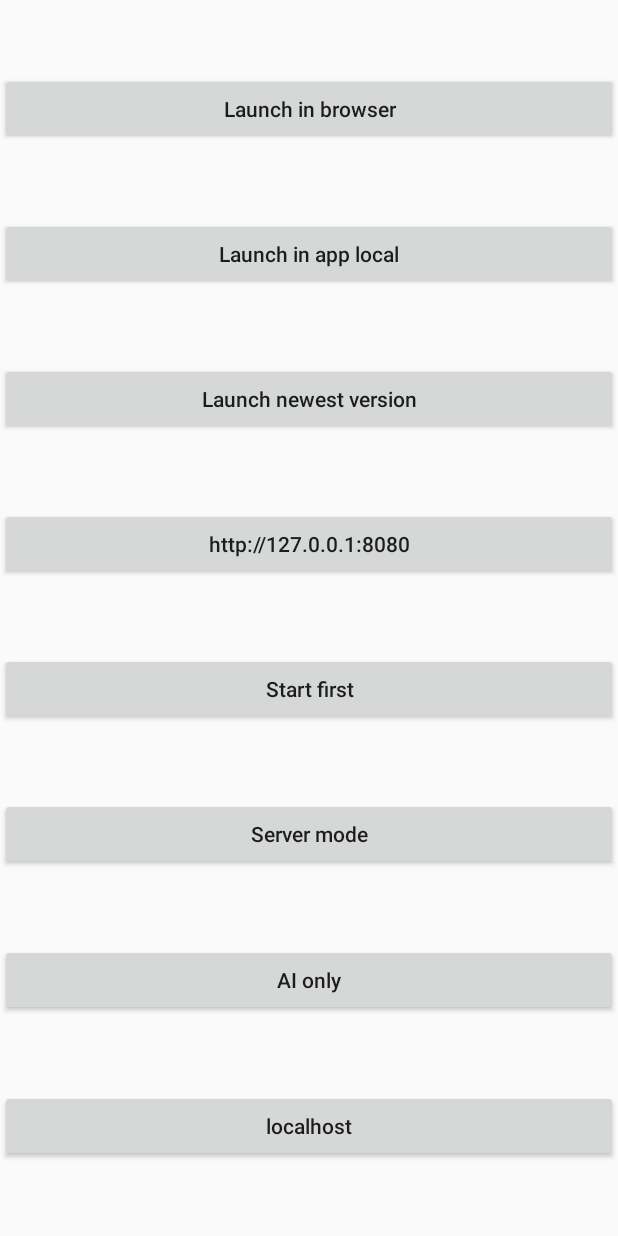
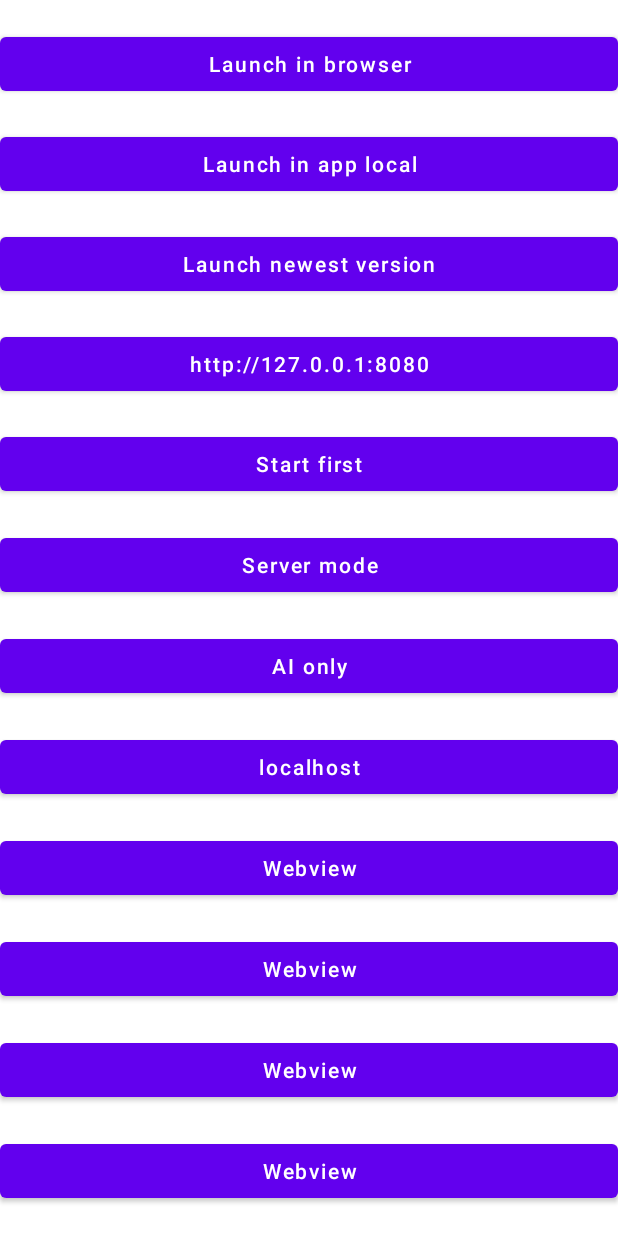
Before and after one commit to asavan/riverfight_android, an Android app: the screen it shows after launch (AndroidWebServerActivity), on a phone screen of 412 x 824 dp. Run offline under Robolectric (Android 15) with nearby library versions, the light colour scheme and no system bars; libraries missing offline, so code that uses them is left out: com.google.androidbrowserhelper.trusted, fi.iki.elonen; 3 statements that could not run were skipped.

Commit message:
add webview support, material design

```diff
--- a/app/src/main/AndroidManifest.xml
+++ b/app/src/main/AndroidManifest.xml
@@ -10,6 +10,7 @@
         android:label="@string/app_name"
         android:roundIcon="@mipmap/ic_launcher_round"
         android:supportsRtl="true"
+        android:networkSecurityConfig="@xml/network_security_config"
         android:theme="@style/AppTheme" >
 
         <meta-data
@@ -22,5 +23,7 @@
                 <category android:name="android.intent.category.LAUNCHER" />
             </intent-filter>
         </activity>
+        <activity android:name=".WebViewActivity">
+        </activity>
     </application>
 </manifest>
--- a/app/src/main/java/xyz/atenalp/riverfight/android/AndroidWebServerActivity.java
+++ b/app/src/main/java/xyz/atenalp/riverfight/android/AndroidWebServerActivity.java
@@ -1,6 +1,5 @@
 package xyz.atenalp.riverfight.android;
 
-import android.app.Activity;
 import android.content.Context;
 import android.content.Intent;
 import android.net.Uri;
@@ -20,13 +19,16 @@ import java.util.LinkedHashMap;
 import java.util.List;
 import java.util.Map;
 
+import androidx.appcompat.app.AppCompatActivity;
 
-public class AndroidWebServerActivity extends Activity {
+
+public class AndroidWebServerActivity extends AppCompatActivity {
     private static final int STATIC_CONTENT_PORT = 8080;
     private static final int WEB_SOCKET_PORT = 8088;
     private static final String WEB_GAME_URL = "https://atenalp.xyz";
     public static final String LOCAL_IP = "127.0.0.1";
     public static final String LOCALHOST = "localhost";
+    public static final String WEB_VIEW_URL = "file:///android_asset/www/index.html";
     private AndroidStaticAssetsServer server;
     private WebSocketBroadcastServer webSocketServer;
 
@@ -57,12 +59,28 @@ public class AndroidWebServerActivity extends Activity {
             mainParams.put("wh", webSocketHost);
             mainParams.put("sh", host);
 
+            addButtons(host, webSocketHost, mainParams);
+
+            launchTwa(getStaticHost(LOCAL_IP), mainParams);
+            // launchWebView(WEB_VIEW_URL, mainParams);
+            // launchWebView(getStaticHost(LOCAL_IP), mainParams);
+        } catch (IOException e) {
+            Log.e("RIVER_FIGHT_TAG", "main", e);
+        }
+    }
+
+    private void addButtons(String host, String webSocketHost, Map<String, String> mainParams) {
         {
             addButton(host, mainParams, R.id.button1);
             addButtonTwa(getStaticHost(LOCAL_IP), mainParams, R.id.button2);
             addButtonTwa(WEB_GAME_URL, mainParams, R.id.button3);
             addButtonTwa(host, mainParams, R.id.button4, host);
             addButtonTwa(getStaticHost(LOCALHOST), mainParams, R.id.button9);
+            // addButtonWebView("file:///android_asset/www/index.html", mainParams, R.id.webviewb);
+            addButtonWebView(WEB_GAME_URL, mainParams, R.id.webviewb);
+            addButtonWebView(getStaticHost(LOCAL_IP), mainParams, R.id.button10);
+            addButtonWebView(WEB_VIEW_URL, mainParams, R.id.button11);
+            addButtonWebView(WEB_VIEW_URL, null, R.id.button12);
         }
 
         {
@@ -85,11 +103,6 @@ public class AndroidWebServerActivity extends Activity {
             b.put("currentMode", "ai");
             addButton(getStaticHost(LOCALHOST), b, R.id.button7);
         }
-
-            launchTwa(getStaticHost(LOCAL_IP), mainParams);
-        } catch (IOException e) {
-            Log.e("RIVER_FIGHT_TAG", "main", e);
-        }
     }
 
     private void addButton(final String host, Map<String, String> parameters, int id) {
@@ -98,6 +111,21 @@ public class AndroidWebServerActivity extends Activity {
             Uri launchUri = Uri.parse(getLaunchUrl(host, parameters));
             startActivity(new Intent(Intent.ACTION_VIEW, launchUri));
         });
+    }
+
+    private void addButtonWebView(final String host, Map<String, String> parameters, int id) {
+        Button btn = findViewById(id);
+        btn.setOnClickListener(v -> {
+            launchWebView(host, parameters);
+        });
+    }
+
+    private void launchWebView(String host, Map<String, String> parameters) {
+        Intent intent = new Intent(getApplicationContext(), WebViewActivity.class);
+        String launchUrl = getLaunchUrl(host, parameters);
+        Log.i("RIVER_FIGHT_TAG", launchUrl);
+        intent.putExtra("url", launchUrl);
+        startActivity(intent);
     }
 
     private void addButtonTwa(String host, Map<String, String> parameters, int id) {
@@ -143,9 +171,9 @@ public class AndroidWebServerActivity extends Activity {
     private static String getLaunchUrl(String host, Map<String, String> parameters) {
         StringBuilder b = new StringBuilder();
         b.append(host);
-        if (!host.endsWith("/")) {
-            b.append("/");
-        }
+//        if (!host.endsWith("/") && parameters != null) {
+//            b.append("/");
+//        }
         if (parameters != null) {
             b.append("?").append(mapToParamString(parameters));
         }
--- a/app/src/main/res/layout/main.xml
+++ b/app/src/main/res/layout/main.xml
@@ -1,8 +1,10 @@
 <?xml version="1.0" encoding="utf-8"?>
 <LinearLayout xmlns:android="http://schemas.android.com/apk/res/android"
+    xmlns:tools="http://schemas.android.com/tools"
     android:orientation="vertical"
     android:layout_width="fill_parent"
     android:layout_height="fill_parent"
+    tools:context=".AndroidWebServerActivity">
     >
 
     <Space
@@ -105,4 +107,49 @@
         android:layout_weight="1" >
     </Space>
 
+    <Button
+        android:id="@+id/webviewb"
+        android:layout_width="match_parent"
+        android:layout_height="wrap_content"
+        android:text="@string/webview" />
+    <Space
+        android:layout_width="0dp"
+        android:layout_height="0dp"
+        android:layout_weight="1" >
+    </Space>
+
+    <Button
+        android:id="@+id/button10"
+        android:layout_width="match_parent"
+        android:layout_height="wrap_content"
+        android:text="@string/webview" />
+    <Space
+        android:layout_width="0dp"
+        android:layout_height="0dp"
+        android:layout_weight="1" >
+    </Space>
+
+    <Button
+        android:id="@+id/button11"
+        android:layout_width="match_parent"
+        android:layout_height="wrap_content"
+        android:text="@string/webview" />
+    <Space
+        android:layout_width="0dp"
+        android:layout_height="0dp"
+        android:layout_weight="1" >
+    </Space>
+
+    <Button
+        android:id="@+id/button12"
+        android:layout_width="match_parent"
+        android:layout_height="wrap_content"
+        android:text="@string/webview" />
+    <Space
+        android:layout_width="0dp"
+        android:layout_height="0dp"
+        android:layout_weight="1" >
+    </Space>
+
+
 </LinearLayout>
--- a/app/src/main/res/values/strings.xml
+++ b/app/src/main/res/values/strings.xml
@@ -29,4 +29,5 @@
     <string name="launch_real_ip">Real IP</string>
     <string name="launch_twa_local">Launch in app local</string>
     <string name="ai">AI only</string>
+    <string name="webview">Webview</string>
 </resources>
--- a/app/src/main/res/values/styles.xml
+++ b/app/src/main/res/values/styles.xml
@@ -1,11 +1,8 @@
 <resources>
 
     <!-- Base application theme. -->
-    <style name="AppTheme" parent="Theme.AppCompat.Light.DarkActionBar">
+    <style name="AppTheme" parent="Theme.MaterialComponents.Light.NoActionBar">
         <!-- Customize your theme here. -->
-        <item name="colorPrimary">@color/colorPrimary</item>
-        <item name="colorPrimaryDark">@color/colorPrimaryDark</item>
-        <item name="colorAccent">@color/colorAccent</item>
         <item name="android:textAllCaps">false</item>
     </style>
 
```
Also changed, not shown: app/build.gradle (+4 -4 lines), app/src/main/java/xyz/atenalp/riverfight/android/WebViewActivity.java (added, +22 -0 lines), app/src/main/res/layout/activity_webview.xml (added, +14 -0 lines), app/src/main/res/xml/network_security_config.xml (added, +8 -0 lines), 1 other file. Lines whose indentation alone changed are shown as unchanged.
